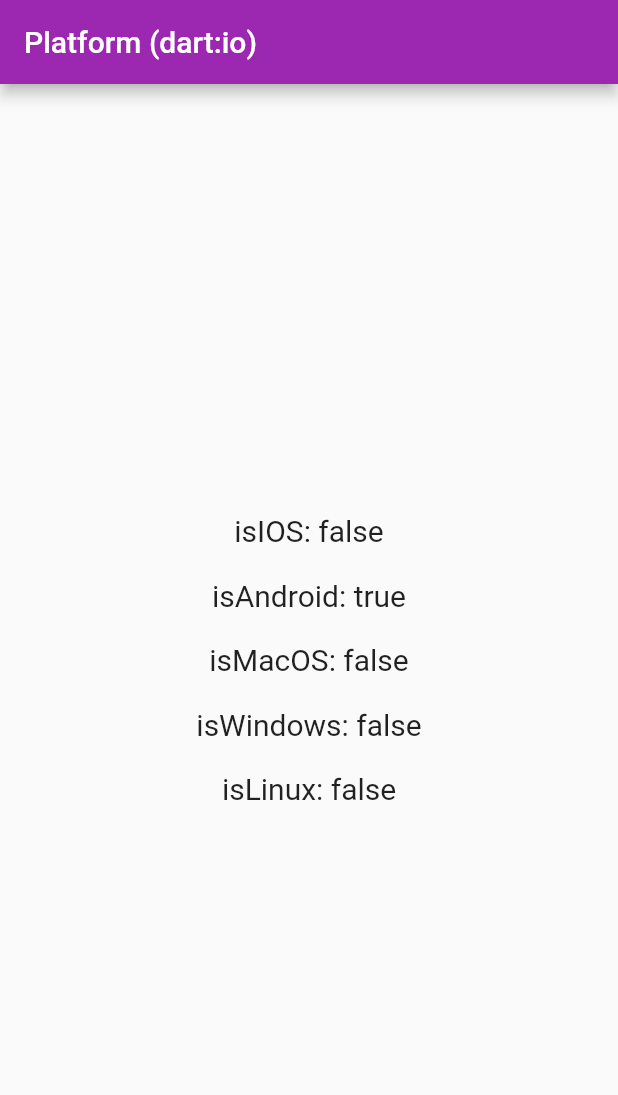
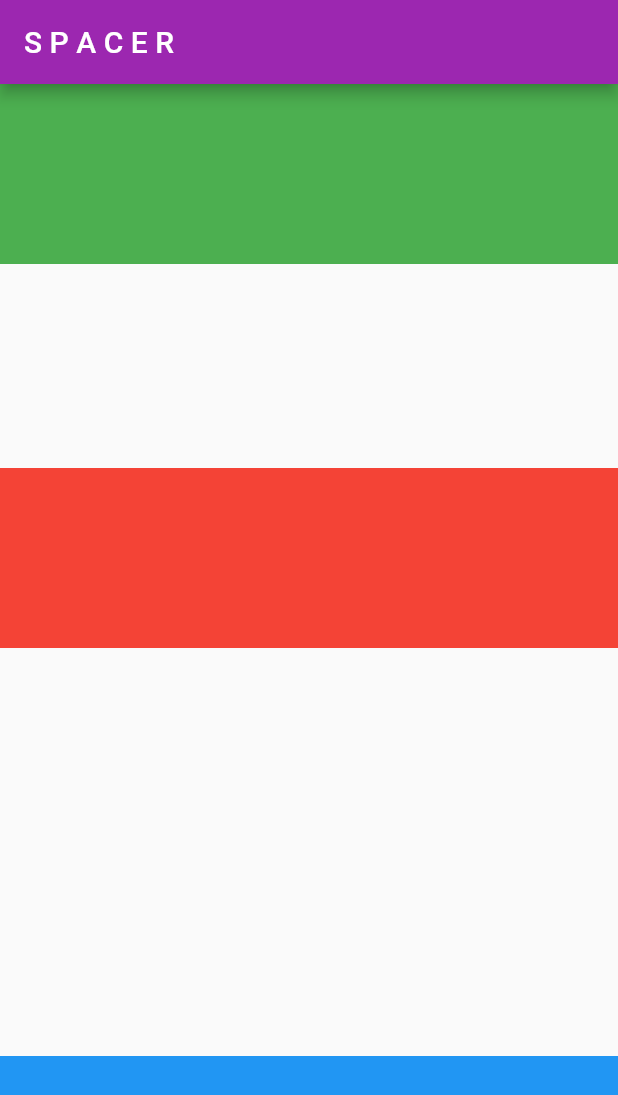
Before and after one commit to md-siam/widget_of_the_day, a Flutter app: the screen it shows after launch, on a phone screen of 412 x 824 dp. Shown: the top 1095 px of the screen. Run offline on Flutter 3.47's test engine with Material 2 defaults, Android fonts, the phone set to English and light mode, and no system bars; our stand-ins replace faker.

Commit message:
59_scrollbar & 67_spacer added

```diff
--- /dev/null
+++ b/lib/67_spacer/spacer.dart
@@ -0,0 +1,21 @@
+import 'package:flutter/material.dart';
+
+class MySpacer extends StatelessWidget {
+  const MySpacer({Key? key}) : super(key: key);
+
+  @override
+  Widget build(BuildContext context) {
+    return Scaffold(
+      appBar: AppBar(title: const Text('S P A C E R')),
+      body: Column(
+        children: [
+          Container(height: 120, color: Colors.green),
+          const Spacer(flex: 1),
+          Container(height: 120, color: Colors.red),
+          const Spacer(flex: 2),
+          Container(height: 120, color: Colors.blue),
+        ],
+      ),
+    );
+  }
+}
--- a/lib/main.dart
+++ b/lib/main.dart
@@ -78,7 +78,7 @@ class MyApp extends StatelessWidget {
       //home: const MyFittedBox(),
       //home: const MyShowSearch(),
       //home: const MyAdaptive(),
-      //home: const MyStreamBuilder(),
+      //home: const MyScrollbar(),
       //home: const MyChoiceChip(),
       //home: const MyWrap(),
       //home: const MyExpansionTile(),
@@ -86,7 +86,7 @@ class MyApp extends StatelessWidget {
       //home: const MyShowModelBottomSheet(),
       //home: const MyAnimatedCrossFade(),
       //home: const MyFlexible(),
-      //home: const MyFutureBuilder(),
+      home: const MySpacer(),
       //home: const MyGridPaper(),
       //home: const MyInteractiveViewer(),
       //home: const MyCheckboxListTile(),
@@ -118,7 +118,7 @@ class MyApp extends StatelessWidget {
       //home: const MyStatefulBuilder(),
       //home: const MyLayoutBuilder(), //* Open in Chrome
       //home: const MyOrientationBuilder(), //* For Portrait & Landscape view
-      home: const MyPlatformDetect(),
+      //home: const MyPlatformDetect(),
     );
   }
 }
--- a/lib/routes.dart
+++ b/lib/routes.dart
@@ -64,7 +64,7 @@ export '55_stepper/stepper.dart';
 export '56_fitted_box/fitted_box.dart';
 export '57_show_search/show_search.dart';
 export '58_.adaptive/adaptive.dart';
-export '59_stream_builder/stream_builder.dart';
+export '59_scrollbar/scrollbar.dart';
 export '60_choice_chip/choice_chip.dart';
 export '61_wrap/wrap.dart';
 export '62_expansion_tile/expansion_tile.dart';
@@ -72,7 +72,7 @@ export '63_range_slider/range_slider.dart';
 export '64_show_modelbottomsheet/show_modelbottomsheet.dart';
 export '65_animated_cross_fade/animated_cross_fade.dart';
 export '66_flexible/flexible.dart';
-export '67_future_builder/future_builder.dart';
+export '67_spacer/spacer.dart';
 export '68_grid_paper/grid_paper.dart';
 export '69_interactive_viewer/interactive_viewer.dart';
 export '70_checkbox_list_tile/checkbox_list_tile.dart';
```
Also changed, not shown: lib/59_scrollbar/scrollbar.dart (added, +35 -0 lines), lib/59_stream_builder/stream_builder.dart (deleted, +0 -49 lines), lib/67_future_builder/future_builder.dart (deleted, +0 -50 lines), 5 other files.
